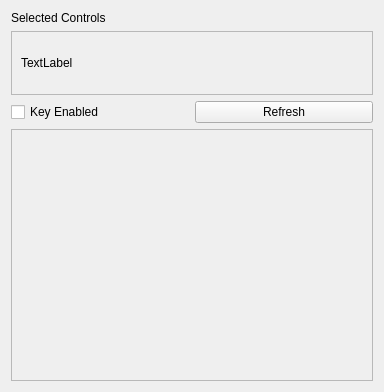
Qt form ILLMayaSpaceSwitcherManager.ui (ill/ILLMayaSpaceSwitcher) before a commit.
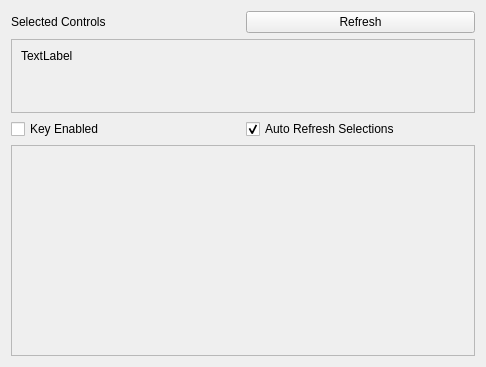
The same form after that commit.

Commit message: Starting to hook up the Space Witcher Manager

```diff
--- a/ILLMayaSpaceSwitcherManager.ui
+++ b/ILLMayaSpaceSwitcherManager.ui
@@ -6,28 +6,45 @@
    <rect>
     <x>0</x>
     <y>0</y>
-    <width>384</width>
-    <height>392</height>
+    <width>486</width>
+    <height>367</height>
    </rect>
   </property>
+  <property name="sizePolicy">
+   <sizepolicy hsizetype="Preferred" vsizetype="Preferred">
+    <horstretch>0</horstretch>
+    <verstretch>0</verstretch>
+   </sizepolicy>
+  </property>
   <property name="windowTitle">
    <string>Form</string>
   </property>
   <layout class="QVBoxLayout" name="verticalLayout">
    <item>
-    <widget class="QLabel" name="lbl_selectedControlsListLabel">
-     <property name="text">
-      <string>Selected Controls</string>
-     </property>
-    </widget>
+    <layout class="QHBoxLayout" name="hl_selectedControl">
+     <item>
+      <widget class="QLabel" name="lbl_selectedControlsListLabel">
+       <property name="text">
+        <string>Selected Controls</string>
+       </property>
+      </widget>
+     </item>
+     <item>
+      <widget class="QPushButton" name="btn_refresh">
+       <property name="text">
+        <string>Refresh</string>
+       </property>
+      </widget>
+     </item>
+    </layout>
    </item>
    <item>
     <widget class="QScrollArea" name="sa_selectedControlsList">
-     <property name="maximumSize">
-      <size>
-       <width>16777215</width>
-       <height>64</height>
-      </size>
+     <property name="sizePolicy">
+      <sizepolicy hsizetype="Expanding" vsizetype="Preferred">
+       <horstretch>0</horstretch>
+       <verstretch>0</verstretch>
+      </sizepolicy>
      </property>
      <property name="widgetResizable">
       <bool>true</bool>
@@ -37,8 +54,8 @@
        <rect>
         <x>0</x>
         <y>0</y>
-        <width>370</width>
-        <height>62</height>
+        <width>462</width>
+        <height>68</height>
        </rect>
       </property>
       <layout class="QVBoxLayout" name="verticalLayout_2">
@@ -47,8 +64,24 @@
          <property name="text">
           <string>TextLabel</string>
          </property>
+         <property name="wordWrap">
+          <bool>true</bool>
+         </property>
         </widget>
        </item>
+       <item>
+        <spacer name="verticalSpacer">
+         <property name="orientation">
+          <enum>Qt::Orientation::Vertical</enum>
+         </property>
+         <property name="sizeHint" stdset="0">
+          <size>
+           <width>20</width>
+           <height>40</height>
+          </size>
+         </property>
+        </spacer>
+       </item>
       </layout>
      </widget>
     </widget>
@@ -63,9 +96,15 @@
       </widget>
      </item>
      <item>
-      <widget class="QPushButton" name="btn_refresh">
+      <widget class="QCheckBox" name="cb_autoRefreshEnabled">
        <property name="text">
-        <string>Refresh</string>
+        <string>Auto Refresh Selections</string>
+       </property>
+       <property name="checked">
+        <bool>true</bool>
+       </property>
+       <property name="tristate">
+        <bool>false</bool>
        </property>
       </widget>
      </item>
@@ -81,8 +120,8 @@
        <rect>
         <x>0</x>
         <y>0</y>
-        <width>370</width>
-        <height>270</height>
+        <width>472</width>
+        <height>251</height>
        </rect>
       </property>
       <layout class="QVBoxLayout" name="verticalLayout_3"/>
```
Left out of the diff: 2 changed lines with no effect on the pictures. The commit also changes 1 other file.
